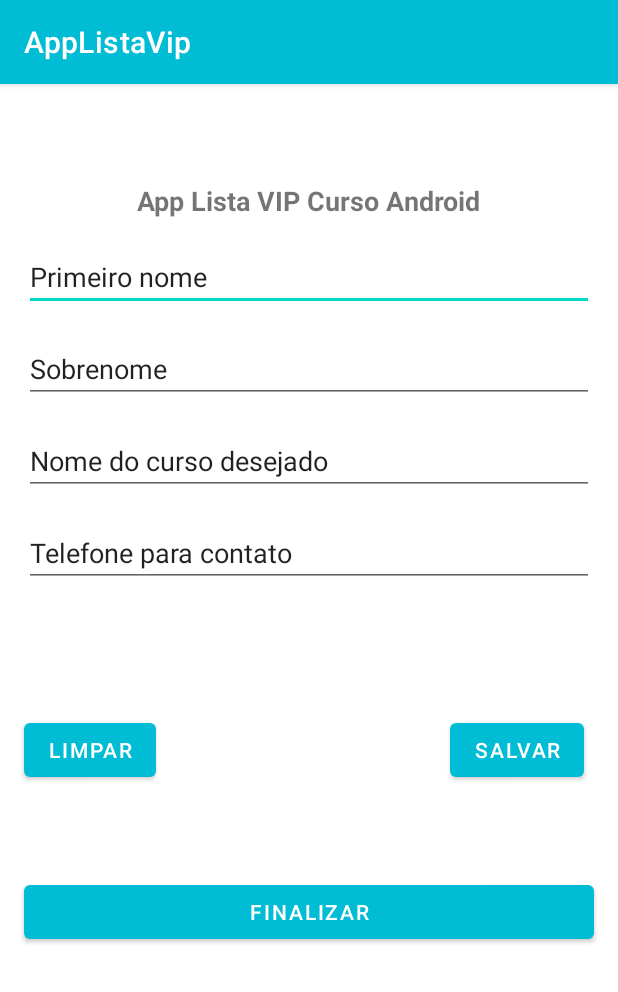
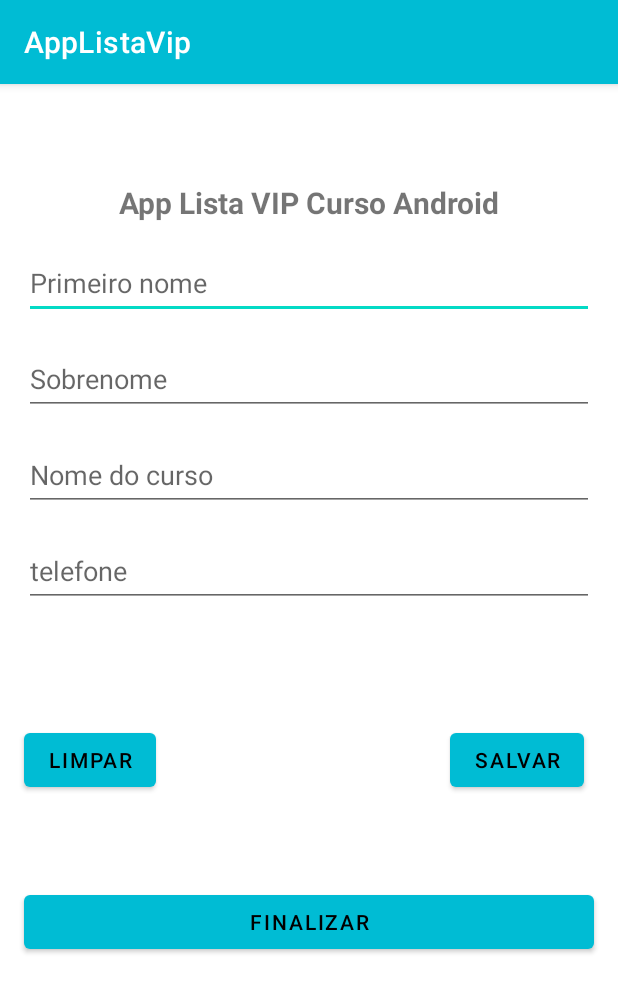
Before and after one commit to jottasant0s/CursoAndroidDoMarcoAurelio, an Android app: the screen it shows after launch (MainActivity), on a phone screen of 412 x 824 dp. Shown: the top 992 px of the screen. Run offline under Robolectric (Android 15) with nearby library versions, the phone set to English and light mode, and no system bars.

Commit message:
customization strings and colors

```diff
--- a/app/src/main/res/layout/activity_main.xml
+++ b/app/src/main/res/layout/activity_main.xml
@@ -10,8 +10,8 @@
         android:id="@+id/textView2"
         android:layout_width="wrap_content"
         android:layout_height="wrap_content"
-        android:text="App Lista VIP Curso Android"
-        android:textSize="18dp"
+        android:text="@string/txt_titulo"
+        android:textSize="20sp"
         android:textStyle="bold"
         app:layout_constraintBottom_toBottomOf="parent"
         app:layout_constraintEnd_toEndOf="parent"
@@ -22,58 +22,63 @@
     <EditText
         android:id="@+id/editName"
         android:layout_width="match_parent"
-        android:layout_height="wrap_content"
+        android:layout_height="48dp"
         android:layout_margin="16dp"
         android:ems="10"
+        android:hint="@string/txt_hint_edit_primeiro_nome"
         android:inputType="textPersonName"
-        android:text="Primeiro nome"
         app:layout_constraintEnd_toEndOf="parent"
         app:layout_constraintStart_toStartOf="parent"
-        app:layout_constraintTop_toBottomOf="@+id/textView2" />
+        app:layout_constraintTop_toBottomOf="@+id/textView2"
+        android:importantForAutofill="no" />
 
     <EditText
         android:id="@+id/editSobrenome"
         android:layout_width="match_parent"
-        android:layout_height="wrap_content"
+        android:layout_height="48dp"
         android:layout_margin="16dp"
         android:ems="10"
         android:inputType="textPersonName"
-        android:text="Sobrenome"
+        android:hint="@string/txt_hint_edit_sobrenome"
         app:layout_constraintEnd_toEndOf="parent"
         app:layout_constraintStart_toStartOf="parent"
-        app:layout_constraintTop_toBottomOf="@+id/editName" />
+        app:layout_constraintTop_toBottomOf="@+id/editName"
+        android:importantForAutofill="no" />
 
     <EditText
         android:id="@+id/editCurso"
         android:layout_width="match_parent"
-        android:layout_height="wrap_content"
+        android:layout_height="48dp"
         android:layout_margin="16dp"
         android:ems="10"
         android:inputType="textPersonName"
-        android:text="Nome do curso desejado"
+        android:hint="@string/txt_hint_edit_nome_do_curso"
         app:layout_constraintEnd_toEndOf="parent"
         app:layout_constraintStart_toStartOf="parent"
-        app:layout_constraintTop_toBottomOf="@+id/editSobrenome" />
+        app:layout_constraintTop_toBottomOf="@+id/editSobrenome"
+        android:importantForAutofill="no" />
 
     <EditText
         android:id="@+id/editTelefone"
         android:layout_width="match_parent"
-        android:layout_height="wrap_content"
+        android:layout_height="48dp"
         android:layout_margin="16dp"
         android:ems="10"
         android:inputType="textPersonName"
-        android:text="Telefone para contato"
+        android:hint="@string/txt_hint_edit_telefone"
         app:layout_constraintEnd_toEndOf="parent"
         app:layout_constraintStart_toStartOf="parent"
-        app:layout_constraintTop_toBottomOf="@+id/editCurso" />
+        app:layout_constraintTop_toBottomOf="@+id/editCurso"
+        android:importantForAutofill="no" />
 
     <Button
         android:id="@+id/btnLimpar"
         android:layout_width="wrap_content"
-        android:layout_height="wrap_content"
+        android:layout_height="48dp"
         android:layout_marginStart="16dp"
         android:layout_marginBottom="60dp"
-        android:text="Limpar"
+        android:text="@string/txt_button_limpar"
+        android:textColor="@android:color/black"
         app:layout_constraintBottom_toTopOf="@+id/btnFinalizar"
         app:layout_constraintStart_toStartOf="parent"
         app:layout_constraintTop_toBottomOf="@+id/editTelefone"
@@ -85,7 +90,8 @@
         android:layout_height="wrap_content"
         android:layout_marginStart="196dp"
         android:layout_marginBottom="60dp"
-        android:text="Salvar"
+        android:textColor="@android:color/black"
+        android:text="@string/txt_button_salvar"
         app:layout_constraintBottom_toTopOf="@+id/btnFinalizar"
         app:layout_constraintStart_toEndOf="@+id/btnLimpar"
         app:layout_constraintTop_toBottomOf="@+id/editTelefone"
@@ -96,7 +102,8 @@
         android:layout_width="match_parent"
         android:layout_height="wrap_content"
         android:layout_margin="16dp"
-        android:text="Finalizar"
+        android:textColor="@android:color/black"
+        android:text="@string/txt_button_finalizar"
         app:layout_constraintBottom_toBottomOf="parent"
         app:layout_constraintEnd_toEndOf="parent"
         app:layout_constraintStart_toStartOf="parent"
--- a/app/src/main/res/values/strings.xml
+++ b/app/src/main/res/values/strings.xml
@@ -1,3 +1,11 @@
 <resources>
     <string name="app_name">AppListaVip</string>
+    <string name="txt_titulo">App Lista VIP Curso Android</string>
+    <string name="txt_hint_edit_primeiro_nome">Primeiro nome</string>
+    <string name="txt_hint_edit_sobrenome">Sobrenome</string>
+    <string name="txt_hint_edit_nome_do_curso">Nome do curso</string>
+    <string name="txt_hint_edit_telefone">telefone</string>
+    <string name="txt_button_limpar">LIMPAR</string>
+    <string name="txt_button_salvar">SALVAR</string>
+    <string name="txt_button_finalizar">FINALIZAR</string>
 </resources>
```
